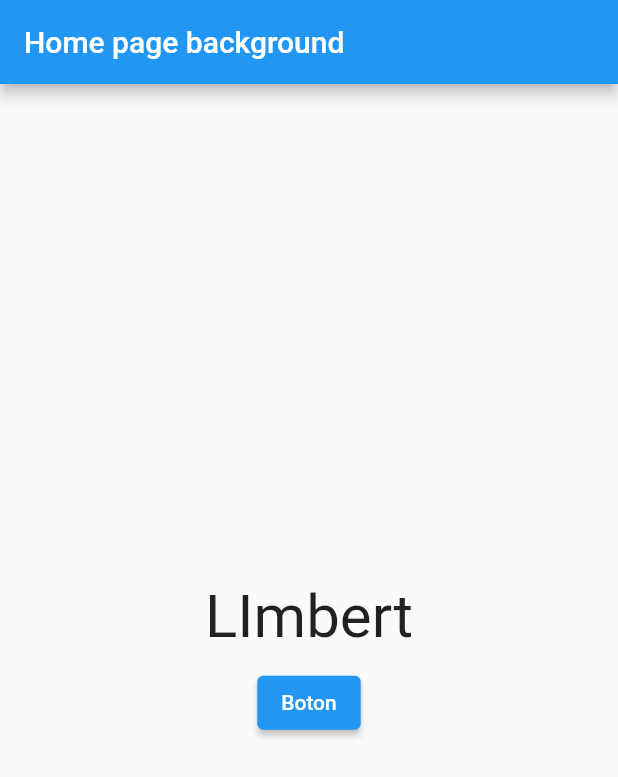
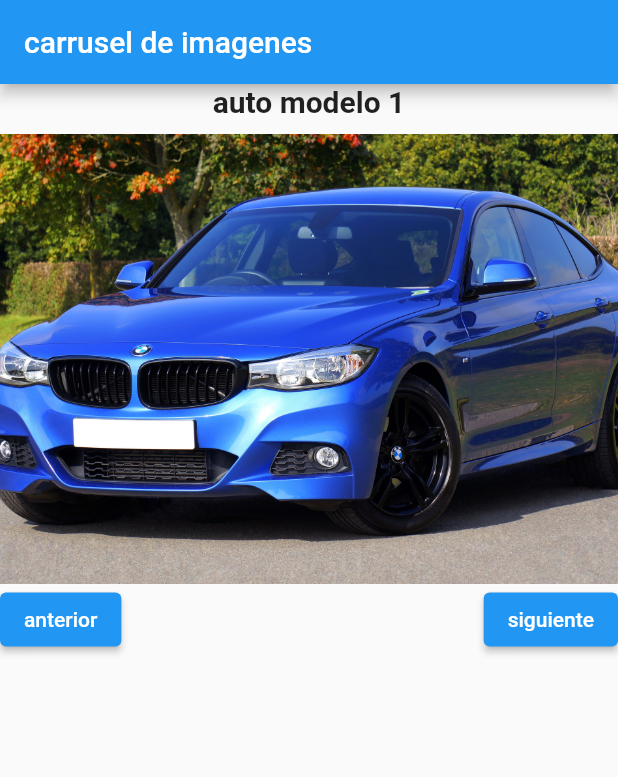
Before and after one commit to kathyLopezSMOKE/app_state, a Flutter app: the screen it shows after launch, on a phone screen of 412 x 824 dp. Shown: the top 777 px of the screen. Run offline on Flutter 3.47's test engine with Material 2 defaults, Android fonts, the phone set to English and light mode, and no system bars.

Commit message:
commit_final

```diff
--- a/lib/home_page.dart
+++ b/lib/home_page.dart
@@ -39,6 +39,9 @@ class _HomePageState extends State<HomePage> {
                 if (contador<nombres.length-1) {
                   contador++;
                   setState(() {});
+                }else{
+                  contador=0;
+                  setState(() {});
                 }
               },
               child: Text("Boton")
--- a/lib/main.dart
+++ b/lib/main.dart
@@ -1,4 +1,5 @@
 import 'package:app_state/home_page.dart';
+import 'package:app_state/test1_page.dart';
 import 'package:flutter/material.dart';
 
 void main() => runApp(const MyApp());
@@ -9,7 +10,7 @@ class MyApp extends StatelessWidget {
   @override
   Widget build(BuildContext context) {
     return MaterialApp(
-      home: HomePage(),
+      home:Test1Page(),
     );
   }
 }
--- /dev/null
+++ b/lib/test1_page.dart
@@ -0,0 +1,65 @@
+import 'package:flutter/material.dart';
+class Test1Page extends StatefulWidget {
+  const Test1Page({super.key});
+
+  @override
+  State<Test1Page> createState() => _Test1PageState();
+}
+
+class _Test1PageState extends State<Test1Page> {
+List<Map<String,dynamic>> data=[
+  {'id':1,'nombre':'auto modelo 1','image':'assets/images/auto1.jpg'},
+  {'id':2,'nombre':'auto modelo 2','image':'assets/images/auto2.jpg'},
+  {'id':3,'nombre':'auto modelo 3','image':'assets/images/auto3.jpg'},
+  {'id':4,'nombre':'auto modelo 4','image':'assets/images/auto4.jpg'},
+  {'id':5,'nombre':'auto modelo 5','image':'assets/images/auto5.jpg'},
+  //{'id':6,'nombre':'auto modelo 6','image':'assets/images/auto6.jpg'},
+];
+int index=0;
+  @override
+  Widget build(BuildContext context) {
+    return Scaffold(
+      appBar: AppBar(
+        title: Text("carrusel de imagenes"),
+      ),
+      body: Column(
+
+        children: [
+          Text(
+            '${data[index]['nombre']}',
+            style: TextStyle(
+              fontSize: 20.0,
+              fontWeight: FontWeight.bold,
+            ),
+          ),
+          SizedBox(height: 10.0,),
+          Image.asset(
+            data[index]['image'],
+            width: double.infinity,
+            height: 300,
+            fit: BoxFit.cover,
+          ),
+          Row(
+            mainAxisAlignment: MainAxisAlignment.spaceBetween,
+            children: [
+              ElevatedButton(
+                onPressed: (){
+                 index--;
+                 setState(() {});
+                },
+                child: Text("anterior"),
+              ),
+              ElevatedButton(
+                onPressed: (){
+                  index++;
+                  setState(() {});
+                },
+                 child: Text("siguiente"),
+              ),
+            ],
+          ),
+        ],
+      ),
+    );
+  }
+}
--- a/pubspec.yaml
+++ b/pubspec.yaml
@@ -59,8 +59,8 @@ flutter:
   uses-material-design: true
 
   # To add assets to your application, add an assets section, like this:
-  # assets:
-  #   - images/a_dot_burr.jpeg
+  assets:
+    - assets/images/
   #   - images/a_dot_ham.jpeg
 
   # An image asset can refer to one or more resolution-specific "variants", see
```
Also changed, not shown: assets/images/auto1.jpg (added), assets/images/auto2.jpg (added), assets/images/auto3.jpg (added), assets/images/auto4.jpg (added), assets/images/auto5.jpg (added).
